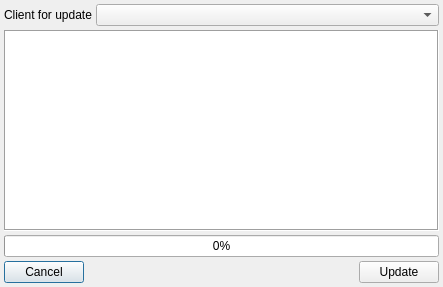
Qt form updatedialog.ui (dngulin/ttyhlauncher) before a commit.
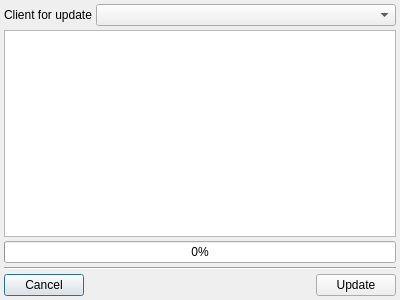
The same form after that commit. Icons and pictures are not drawn.

```diff
--- a/updatedialog.ui
+++ b/updatedialog.ui
@@ -6,8 +6,8 @@
    <rect>
     <x>0</x>
     <y>0</y>
-    <width>443</width>
-    <height>287</height>
+    <width>400</width>
+    <height>300</height>
    </rect>
   </property>
   <property name="windowTitle">
@@ -58,12 +58,6 @@
        <bold>true</bold>
       </font>
      </property>
-     <property name="frameShape">
-      <enum>QFrame::Box</enum>
-     </property>
-     <property name="frameShadow">
-      <enum>QFrame::Sunken</enum>
-     </property>
      <property name="readOnly">
       <bool>true</bool>
      </property>
@@ -76,6 +70,13 @@
      </property>
     </widget>
    </item>
+   <item>
+    <widget class="Line" name="line">
+     <property name="orientation">
+      <enum>Qt::Horizontal</enum>
+     </property>
+    </widget>
+   </item>
    <item>
     <layout class="QHBoxLayout" name="bottomLayout">
      <item>
```
Left out of the diff: 3 changed lines with no effect on the pictures.
